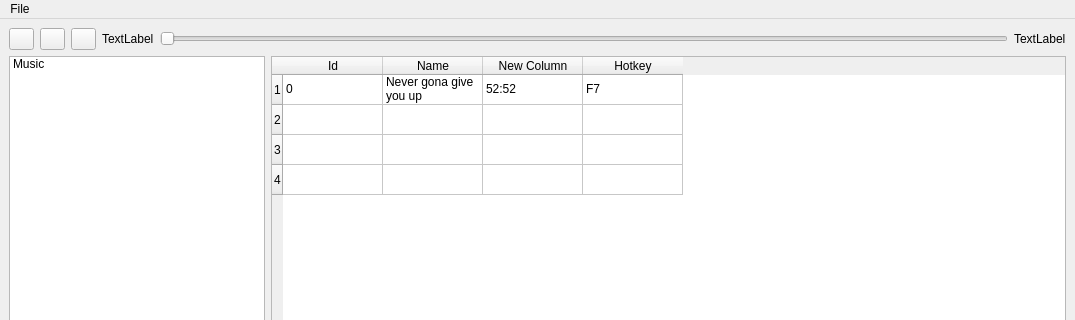
Above: src/ui/main.ui from NRF24l01/FunnyPad before the change; both pictures show x 0 to 1075 and y 0 to 320 of the 1075 by 623 pixel window. Below: the same form after it.
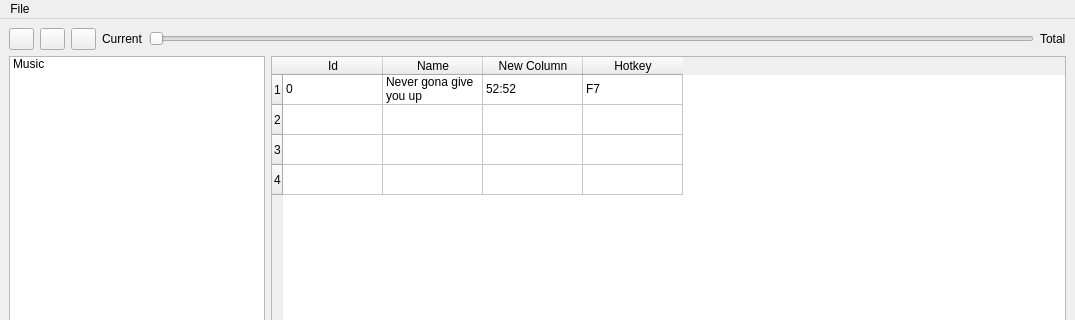
That is the form after the change. Icons and pictures are not drawn.

Commit message: Fixed startup labels

```diff
--- a/src/ui/main.ui
+++ b/src/ui/main.ui
@@ -81,7 +81,7 @@
           <item>
            <widget class="QLabel" name="currentMusicTime">
             <property name="text">
-             <string>TextLabel</string>
+             <string>Current</string>
             </property>
            </widget>
           </item>
@@ -95,7 +95,7 @@
           <item>
            <widget class="QLabel" name="totalMusicTime">
             <property name="text">
-             <string>TextLabel</string>
+             <string>Total</string>
             </property>
            </widget>
           </item>
```
